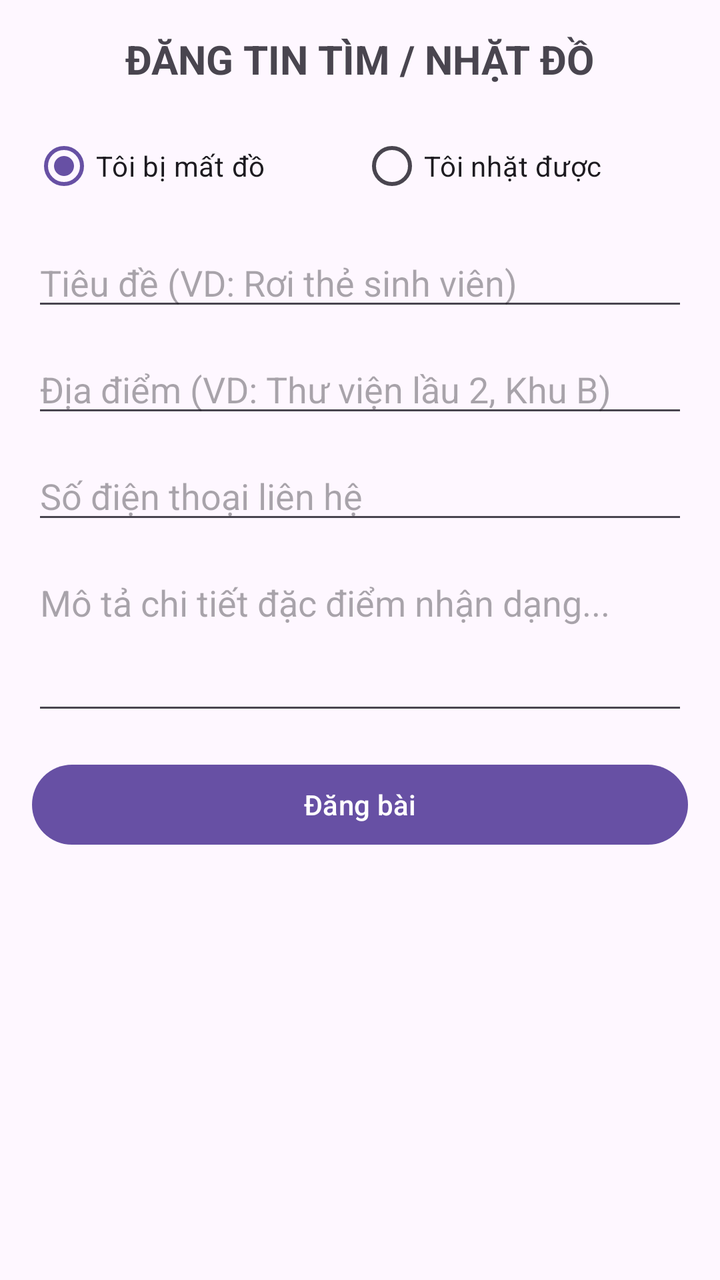
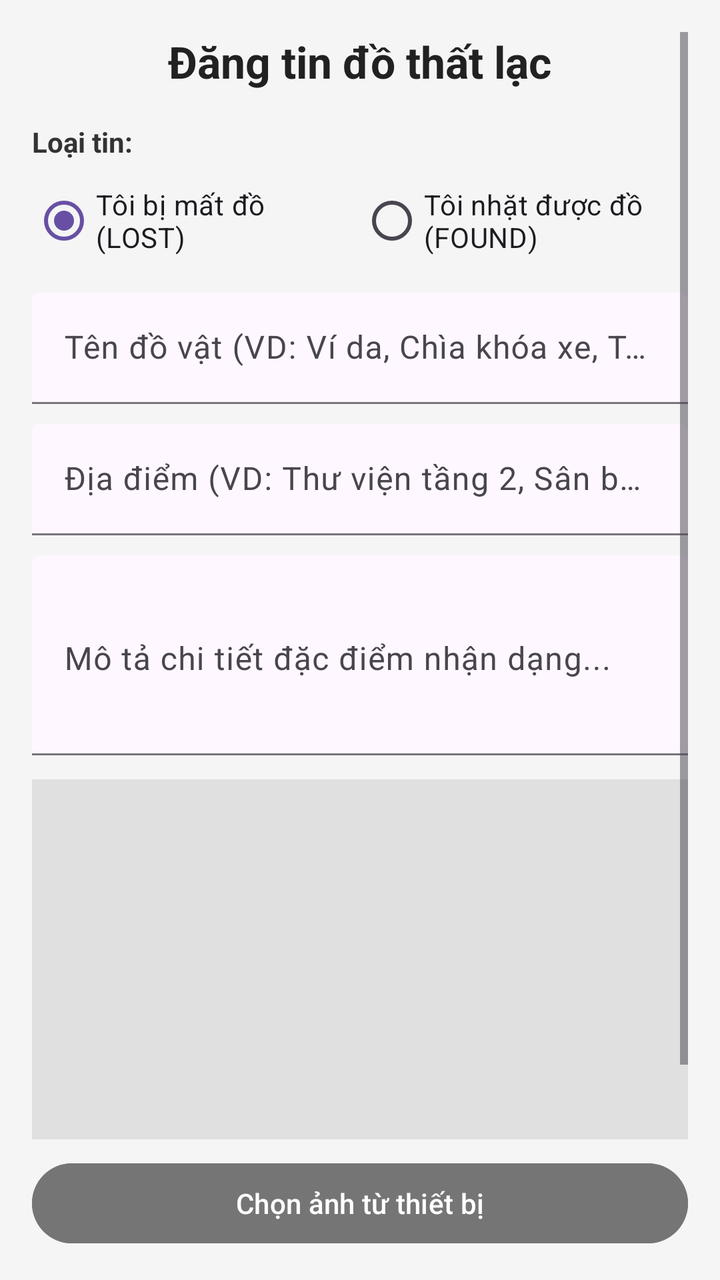

Compare the two renders of this Android layout. The source of the first and the diff that turns it into the second are given below.
<!-- AndroidManifest.xml: application theme Theme.AndroiCuoiKy -->
<!-- res/layout/activity_create_post.xml -->
<?xml version="1.0" encoding="utf-8"?>
<ScrollView xmlns:android="http://schemas.android.com/apk/res/android"
    android:layout_width="match_parent"
    android:layout_height="match_parent"
    android:padding="16dp">

    <LinearLayout
        android:layout_width="match_parent"
        android:layout_height="wrap_content"
        android:orientation="vertical">

        <TextView
            android:layout_width="wrap_content"
            android:layout_height="wrap_content"
            android:text="ĐĂNG TIN TÌM / NHẶT ĐỒ"
            android:textSize="20sp"
            android:textStyle="bold"
            android:layout_gravity="center_horizontal"
            android:layout_marginBottom="16dp"/>

        <RadioGroup
            android:id="@+id/rgPostType"
            android:layout_width="match_parent"
            android:layout_height="wrap_content"
            android:orientation="horizontal"
            android:layout_marginBottom="12dp">

            <RadioButton
                android:id="@+id/rbLost"
                android:layout_width="0dp"
                android:layout_height="wrap_content"
                android:layout_weight="1"
                android:checked="true"
                android:text="Tôi bị mất đồ"/>

            <RadioButton
                android:id="@+id/rbFound"
                android:layout_width="0dp"
                android:layout_height="wrap_content"
                android:layout_weight="1"
                android:text="Tôi nhặt được"/>
        </RadioGroup>

        <EditText
            android:id="@+id/etTitle"
            android:layout_width="match_parent"
            android:layout_height="wrap_content"
            android:hint="Tiêu đề (VD: Rơi thẻ sinh viên)"
            android:layout_marginBottom="12dp"/>

        <EditText
            android:id="@+id/etLocation"
            android:layout_width="match_parent"
            android:layout_height="wrap_content"
            android:hint="Địa điểm (VD: Thư viện lầu 2, Khu B)"
            android:layout_marginBottom="12dp"/>

        <EditText
            android:id="@+id/etPhone"
            android:layout_width="match_parent"
            android:layout_height="wrap_content"
            android:hint="Số điện thoại liên hệ"
            android:inputType="phone"
            android:layout_marginBottom="12dp"/>

        <EditText
            android:id="@+id/etDescription"
            android:layout_width="match_parent"
            android:layout_height="wrap_content"
            android:hint="Mô tả chi tiết đặc điểm nhận dạng..."
            android:minLines="3"
            android:gravity="top"
            android:layout_marginBottom="16dp"/>

        <Button
            android:id="@+id/btnSubmit"
            android:layout_width="match_parent"
            android:layout_height="wrap_content"
            android:text="Đăng bài"/>

    </LinearLayout>
</ScrollView>
<!-- resources referenced by this layout -->
<resources>
  <style name="Theme.AndroiCuoiKy" parent="Base.Theme.AndroiCuoiKy" />
  <style name="Base.Theme.AndroiCuoiKy" parent="Theme.Material3.DayNight.NoActionBar">
          
          
      </style>
</resources>

<!-- the commit's change to res/layout/activity_create_post.xml (unified diff, before → after) -->
@@ -1,7 +1,9 @@
 <?xml version="1.0" encoding="utf-8"?>
 <ScrollView xmlns:android="http://schemas.android.com/apk/res/android"
+    xmlns:app="http://schemas.android.com/apk/res-auto"
     android:layout_width="match_parent"
     android:layout_height="match_parent"
+    android:background="#F5F5F5"
     android:padding="16dp">
 
     <LinearLayout
@@ -9,17 +11,28 @@
         android:layout_height="wrap_content"
         android:orientation="vertical">
 
+        
         <TextView
             android:layout_width="wrap_content"
             android:layout_height="wrap_content"
-            android:text="ĐĂNG TIN TÌM / NHẶT ĐỒ"
-            android:textSize="20sp"
+            android:text="Đăng tin đồ thất lạc"
+            android:textColor="#212121"
+            android:textSize="22sp"
             android:textStyle="bold"
             android:layout_gravity="center_horizontal"
-            android:layout_marginBottom="16dp"/>
+            android:layout_marginBottom="16dp" />
+
+        
+        <TextView
+            android:layout_width="wrap_content"
+            android:layout_height="wrap_content"
+            android:text="Loại tin:"
+            android:textColor="#333333"
+            android:textStyle="bold"
+            android:layout_marginBottom="6dp" />
 
         <RadioGroup
-            android:id="@+id/rgPostType"
+            android:id="@+id/rgCategory"
             android:layout_width="match_parent"
             android:layout_height="wrap_content"
             android:orientation="horizontal"
@@ -31,52 +44,104 @@
                 android:layout_height="wrap_content"
                 android:layout_weight="1"
                 android:checked="true"
-                android:text="Tôi bị mất đồ"/>
+                android:text="Tôi bị mất đồ (LOST)" />
 
             <RadioButton
                 android:id="@+id/rbFound"
                 android:layout_width="0dp"
                 android:layout_height="wrap_content"
                 android:layout_weight="1"
-                android:text="Tôi nhặt được"/>
+                android:text="Tôi nhặt được đồ (FOUND)" />
         </RadioGroup>
 
-        <EditText
-            android:id="@+id/etTitle"
+        
+        <com.google.android.material.textfield.TextInputLayout
             android:layout_width="match_parent"
             android:layout_height="wrap_content"
-            android:hint="Tiêu đề (VD: Rơi thẻ sinh viên)"
-            android:layout_marginBottom="12dp"/>
+            android:layout_marginBottom="10dp"
+            app:boxBackgroundMode="filled">
 
-        <EditText
-            android:id="@+id/etLocation"
+            <com.google.android.material.textfield.TextInputEditText
+                android:id="@+id/etTitle"
+                android:layout_width="match_parent"
+                android:layout_height="wrap_content"
+                android:hint="Tên đồ vật (VD: Ví da, Chìa khóa xe, Thẻ SV)" />
+        </com.google.android.material.textfield.TextInputLayout>
+
+        
+        <com.google.android.material.textfield.TextInputLayout
             android:layout_width="match_parent"
             android:layout_height="wrap_content"
-            android:hint="Địa điểm (VD: Thư viện lầu 2, Khu B)"
-            android:layout_marginBottom="12dp"/>
+            android:layout_marginBottom="10dp"
+            app:boxBackgroundMode="filled">
 
-        <EditText
-            android:id="@+id/etPhone"
+            <com.google.android.material.textfield.TextInputEditText
+                android:id="@+id/etLocation"
+                android:layout_width="match_parent"
+                android:layout_height="wrap_content"
+                android:hint="Địa điểm (VD: Thư viện tầng 2, Sân bóng, Khu A)" />
+        </com.google.android.material.textfield.TextInputLayout>
+
+        
+        <com.google.android.material.textfield.TextInputLayout
             android:layout_width="match_parent"
             android:layout_height="wrap_content"
-            android:hint="Số điện thoại liên hệ"
-            android:inputType="phone"
-            android:layout_marginBottom="12dp"/>
+            android:layout_marginBottom="12dp"
+            app:boxBackgroundMode="filled">
 
-        <EditText
-            android:id="@+id/etDescription"
+            <com.google.android.material.textfield.TextInputEditText
+                android:id="@+id/etDescription"
+                android:layout_width="match_parent"
+                android:layout_height="100dp"
+                android:gravity="top"
+                android:hint="Mô tả chi tiết đặc điểm nhận dạng..."
+                android:inputType="textMultiLine" />
+        </com.google.android.material.textfield.TextInputLayout>
+
+        
+        <ImageView
+            android:id="@+id/ivPreview"
+            android:layout_width="match_parent"
+            android:layout_height="180dp"
+            android:scaleType="centerCrop"
+            android:background="#E0E0E0"
+            android:contentDescription="Ảnh minh họa"
+            android:layout_marginBottom="8dp" />
+
+        <Button
+            android:id="@+id/btnSelectImage"
             android:layout_width="match_parent"
             android:layout_height="wrap_content"
-            android:hint="Mô tả chi tiết đặc điểm nhận dạng..."
-            android:minLines="3"
-            android:gravity="top"
-            android:layout_marginBottom="16dp"/>
+            android:text="Chọn ảnh từ thiết bị"
+            android:backgroundTint="#757575"
+            android:layout_marginBottom="12dp" />
+
+        
+        <CheckBox
+            android:id="@+id/cbAnonymous"
+            android:layout_width="match_parent"
+            android:layout_height="wrap_content"
+            android:text="Đăng tin ẩn danh (Chỉ Quản trị viên/Giám thị biết danh tính)"
+            android:textColor="#D32F2F"
+            android:layout_marginBottom="16dp" />
+
+        
+        <ProgressBar
+            android:id="@+id/progressBar"
+            android:layout_width="wrap_content"
+            android:layout_height="wrap_content"
+            android:layout_gravity="center_horizontal"
+            android:visibility="gone"
+            android:layout_marginBottom="8dp" />
 
         <Button
-            android:id="@+id/btnSubmit"
+            android:id="@+id/btnSubmitPost"
             android:layout_width="match_parent"
-            android:layout_height="wrap_content"
-            android:text="Đăng bài"/>
+            android:layout_height="52dp"
+            android:text="ĐĂNG BÀI VIẾT"
+            android:textSize="16sp"
+            android:textStyle="bold"
+            android:backgroundTint="#1976D2" />
 
     </LinearLayout>
 </ScrollView>
